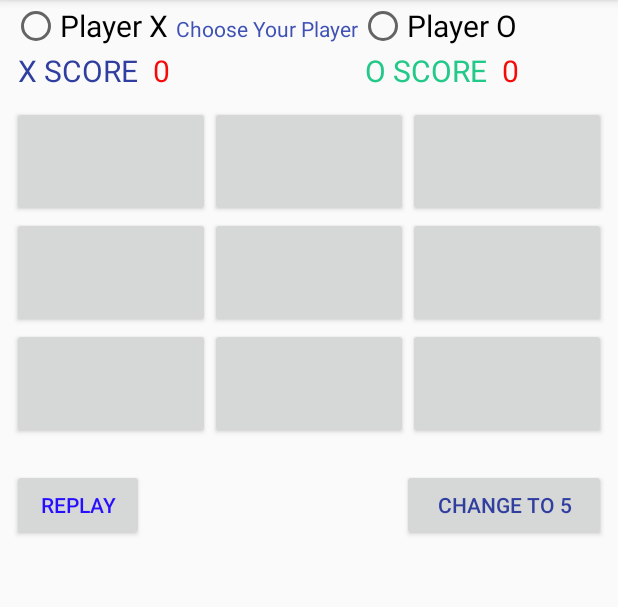
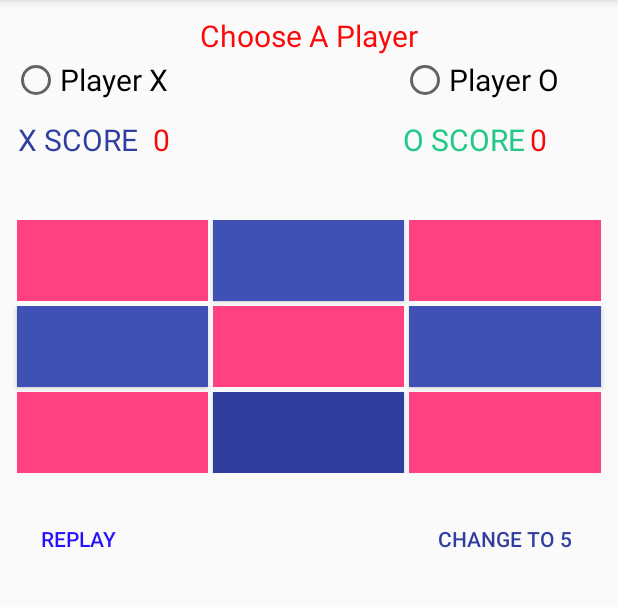
Before and after one commit to CodeLeeq/Take-A-Climb-Challenge-Tic-Tac-Toe, an Android app: the HumanPlayer screen opened directly, with no data from a screen before it, on a phone screen of 412 x 824 dp, the part 84-691 px from its top. Run offline under Robolectric (Android 15) with nearby library versions, the phone set to English and light mode, and no system bars.

Commit message:
ALC take a climb challenge

```diff
--- a/app/src/main/res/layout/activity_human_player.xml
+++ b/app/src/main/res/layout/activity_human_player.xml
@@ -6,11 +6,18 @@
     android:layout_height="wrap_content"
     android:layout_marginLeft="8dp"
     android:layout_marginRight="8dp"
-    android:layout_marginTop="1dp"
+    android:layout_marginTop="10dp"
     android:orientation="vertical"
     tools:context="com.example.android.tictactoe.HumanPlayer">
 
-
+    <TextView
+        android:layout_width="wrap_content"
+        android:layout_height="wrap_content"
+        android:text="@string/choose_your_player"
+        android:textSize="20sp"
+        android:layout_gravity="center_horizontal"
+        android:textColor="#fc0808"
+        />
 
     <RadioGroup
         android:layout_width="match_parent"
@@ -26,21 +33,16 @@
             android:text="@string/player_x"
             android:layout_marginEnd="5dp" />
 
-        <TextView
-            android:layout_width="wrap_content"
-            android:layout_height="wrap_content"
-            android:text="@string/choose_your_player"
-            android:textColor="@color/colorPrimary"
 
-            />
 
         <RadioButton
             android:id="@+id/playerO"
             android:layout_width="wrap_content"
             android:layout_height="wrap_content"
             android:textSize="20sp"
+            android:layout_marginLeft="150dp"
             android:text="@string/player_o"
-            />
+            android:layout_marginStart="150dp" />
 
     </RadioGroup>
 
@@ -48,6 +50,7 @@
 
     <LinearLayout
         android:orientation="horizontal"
+        android:layout_marginTop="10dp"
         android:layout_width="match_parent"
         android:layout_height="wrap_content">
 
@@ -76,11 +79,13 @@
             android:layout_width="wrap_content"
             android:layout_height="wrap_content"
             android:textAllCaps="true"
-            android:layout_marginRight="10dp"
+            android:layout_marginLeft="25dp"
+            android:layout_marginRight="3dp"
             android:textColor="#22c989"
             android:textSize="20sp"
             android:text="@string/o_score"
-            android:layout_marginEnd="10dp" />
+            android:layout_marginStart="25dp"
+            android:layout_marginEnd="3dp" />
 
         <TextView
             android:id="@+id/playerO_score"
@@ -97,12 +102,12 @@
 
     <LinearLayout
 
-         android:layout_marginBottom="20dp"
+        android:layout_width="match_parent"
+        android:layout_height="wrap_content"
         android:layout_gravity="center"
-        android:layout_width="match_parent"
-        android:layout_height="match_parent"
-        android:orientation="vertical"
-         >
+        android:layout_marginBottom="20dp"
+        android:layout_marginTop="30dp"
+        android:orientation="vertical">
 
         <LinearLayout
             android:layout_width="match_parent"
@@ -113,9 +118,14 @@
             <Button
 
                 android:id="@+id/button1"
+                style="?android:attr/borderlessButtonStyle"
                 android:layout_width="wrap_content"
                 android:layout_height="match_parent"
+                android:layout_marginBottom="3dp"
+                android:layout_marginEnd="3dp"
+                android:layout_marginStart="3dp"
                 android:layout_weight="1"
+                android:background="@color/colorAccent"
                 android:textSize="40sp"
                 tools:ignore="ButtonStyle" />
 
@@ -123,15 +133,22 @@
                 android:id="@+id/button2"
                 android:layout_width="wrap_content"
                 android:layout_height="match_parent"
+                android:layout_marginBottom="3dp"
                 android:layout_weight="1"
+                android:background="@color/colorPrimary"
                 android:textSize="40sp"
                 tools:ignore="ButtonStyle" />
 
             <Button
                 android:id="@+id/button3"
+                style="?android:attr/borderlessButtonStyle"
                 android:layout_width="wrap_content"
                 android:layout_height="match_parent"
+                android:layout_marginBottom="3dp"
+                android:layout_marginEnd="3dp"
+                android:layout_marginStart="3dp"
                 android:layout_weight="1"
+                android:background="@color/colorAccent"
                 android:textSize="40sp"
                 tools:ignore="ButtonStyle" />
 
@@ -147,15 +164,22 @@
                 android:id="@+id/button4"
                 android:layout_width="wrap_content"
                 android:layout_height="match_parent"
+                android:layout_marginBottom="3dp"
+                android:layout_marginEnd="3dp"
+                android:layout_marginStart="3dp"
                 android:layout_weight="1"
+                android:background="@color/colorPrimary"
                 android:textSize="40sp"
                 tools:ignore="ButtonStyle" />
 
             <Button
                 android:id="@+id/button5"
+                style="?android:attr/borderlessButtonStyle"
                 android:layout_width="wrap_content"
                 android:layout_height="match_parent"
+                android:layout_marginBottom="3dp"
                 android:layout_weight="1"
+                android:background="@color/colorAccent"
                 android:textSize="40sp"
                 tools:ignore="ButtonStyle" />
 
@@ -163,7 +187,11 @@
                 android:id="@+id/button6"
                 android:layout_width="wrap_content"
                 android:layout_height="match_parent"
+                android:layout_marginBottom="3dp"
+                android:layout_marginEnd="3dp"
+                android:layout_marginStart="3dp"
                 android:layout_weight="1"
+                android:background="@color/colorPrimary"
                 android:textSize="40sp"
                 tools:ignore="ButtonStyle" />
 
@@ -178,9 +206,13 @@
 
             <Button
                 android:id="@+id/button7"
+                style="?android:attr/borderlessButtonStyle"
                 android:layout_width="wrap_content"
                 android:layout_height="match_parent"
+                android:layout_marginEnd="3dp"
+                android:layout_marginStart="3dp"
                 android:layout_weight="1"
+                android:background="@color/colorAccent"
                 android:textSize="40sp"
                 tools:ignore="ButtonStyle" />
 
@@ -189,14 +221,20 @@
                 android:layout_width="wrap_content"
                 android:layout_height="match_parent"
                 android:layout_weight="1"
+                android:background="@color/colorPrimaryDark"
+
                 android:textSize="40sp"
                 tools:ignore="ButtonStyle" />
 
             <Button
                 android:id="@+id/button9"
+                style="?android:attr/borderlessButtonStyle"
                 android:layout_width="wrap_content"
                 android:layout_height="match_parent"
+                android:layout_marginEnd="3dp"
+                android:layout_marginStart="3dp"
                 android:layout_weight="1"
+                android:background="@color/colorAccent"
                 android:textSize="40sp"
                 tools:ignore="ButtonStyle" />
 
@@ -216,6 +254,7 @@
             android:layout_height="wrap_content"
             android:textColor="#260eff"
             android:text="@string/reset"
+            style="?android:attr/borderlessButtonStyle"
             tools:ignore="RelativeOverlap" />
 
         <Button
@@ -225,6 +264,7 @@
             android:textColor="@color/colorPrimaryDark"
             android:layout_alignParentRight="true"
             android:text="@string/change_to_5"
+            style="?android:attr/borderlessButtonStyle"
             android:layout_alignParentEnd="true" />
 
     </RelativeLayout>
--- a/app/src/main/res/layout/activity_main.xml
+++ b/app/src/main/res/layout/activity_main.xml
@@ -5,7 +5,7 @@
     android:layout_width="match_parent"
     android:orientation="vertical"
     android:layout_height="match_parent"
-    android:background="#fcfbf7"
+    android:background="#5aa3de"
     tools:context="com.example.android.tictactoe.MainActivity">
 
 
@@ -13,7 +13,7 @@
         android:layout_width="wrap_content"
         android:layout_height="wrap_content"
         android:layout_centerInParent="true"
-        android:src="@drawable/xogame" />
+        android:src="@drawable/tictactoe" />
 
     <TextView
         android:layout_width="wrap_content"
@@ -23,7 +23,7 @@
         android:layout_gravity="center_horizontal"
         android:textAllCaps="true"
         android:text="@string/programmer"
-        android:textColor="#f1411d"
+        android:textColor="#f21912"
         android:textSize="16sp"
         android:id="@+id/textView2" />
 
--- a/app/src/main/res/layout/activity_select_game.xml
+++ b/app/src/main/res/layout/activity_select_game.xml
@@ -2,7 +2,6 @@
 <RelativeLayout
 
     xmlns:android="http://schemas.android.com/apk/res/android"
-    xmlns:app="http://schemas.android.com/apk/res-auto"
     xmlns:tools="http://schemas.android.com/tools"
     android:layout_width="match_parent"
     android:layout_height="match_parent"
@@ -17,7 +16,9 @@
         android:layout_above="@+id/buttonVsFriend"
         android:layout_centerHorizontal="true"
         android:layout_marginBottom="99dp"
+        android:textColor="#ffffff"
         android:textSize="20sp"
+        style="?android:attr/borderlessButtonStyle"
         android:text="@string/play_with_computer" />
 
     <Button
@@ -27,7 +28,9 @@
         android:layout_centerHorizontal="true"
         android:layout_marginBottom="175dp"
         android:textSize="20sp"
+        android:textColor="#ffffff"
         android:text="@string/play_with_a_friend"
+        style="?android:attr/borderlessButtonStyle"
         android:id="@+id/buttonVsFriend" />
 
     <TextView
--- a/app/src/main/res/values/strings.xml
+++ b/app/src/main/res/values/strings.xml
@@ -5,7 +5,7 @@
     <string name="_0">0</string>
     <string name="_0Score">0</string>
     <string name="player_o">Player O</string>
-    <string name="choose_your_player">Choose Your Player</string>
+    <string name="choose_your_player">Choose A Player</string>
     <string name="player_x">Player X</string>
     <string name="reset">Replay</string>
     <string name="change_to_5">Change to 5</string>
```
Also changed, not shown: app/src/main/res/layout/activity_comp_change_to_five.xml (+9 -2 lines), app/src/main/res/layout/activity_computer_game.xml (+22 -8 lines), app/src/main/res/layout/activity_human_change_to_five.xml (+22 -12 lines), app/src/main/res/drawable/tictac.jpg (deleted), app/src/main/res/drawable/xogame.png.
